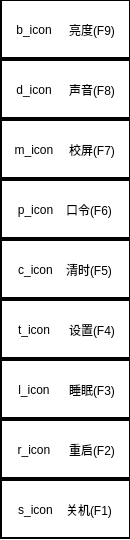
The window that startmenu.ui (taiyuankejizhu/SparkZNC) describes before a commit, drawn with Qt 5.
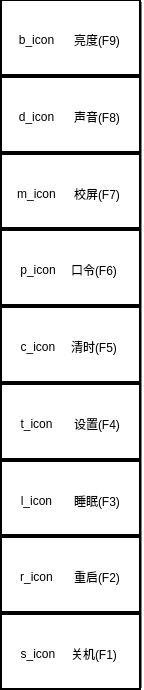
The same window after the commit.

The edit to the form file:
```diff
--- a/startmenu.ui
+++ b/startmenu.ui
@@ -6,8 +6,8 @@
    <rect>
     <x>0</x>
     <y>0</y>
-    <width>130</width>
-    <height>540</height>
+    <width>144</width>
+    <height>690</height>
    </rect>
   </property>
   <property name="palette">
@@ -433,8 +433,8 @@
     <rect>
      <x>0</x>
      <y>0</y>
-     <width>130</width>
-     <height>540</height>
+     <width>144</width>
+     <height>690</height>
     </rect>
    </property>
    <property name="autoFillBackground">
@@ -451,20 +451,26 @@
      <rect>
       <x>0</x>
       <y>-1</y>
-      <width>131</width>
-      <height>541</height>
+      <width>141</width>
+      <height>691</height>
      </rect>
     </property>
     <layout class="QVBoxLayout" name="verticalLayout">
      <property name="spacing">
       <number>0</number>
      </property>
+     <property name="leftMargin">
+      <number>0</number>
+     </property>
+     <property name="rightMargin">
+      <number>0</number>
+     </property>
      <item>
       <widget class="QFrame" name="frame_9">
        <property name="maximumSize">
         <size>
          <width>16777215</width>
-         <height>60</height>
+         <height>16777215</height>
         </size>
        </property>
        <property name="palette">
@@ -895,8 +901,8 @@
         <property name="geometry">
          <rect>
           <x>0</x>
-          <y>10</y>
-          <width>131</width>
+          <y>20</y>
+          <width>141</width>
           <height>41</height>
          </rect>
         </property>
@@ -933,7 +939,7 @@
        <property name="maximumSize">
         <size>
          <width>16777215</width>
-         <height>60</height>
+         <height>16777215</height>
         </size>
        </property>
        <property name="palette">
@@ -1364,8 +1370,8 @@
         <property name="geometry">
          <rect>
           <x>0</x>
-          <y>10</y>
-          <width>131</width>
+          <y>20</y>
+          <width>141</width>
           <height>41</height>
          </rect>
         </property>
@@ -1402,7 +1408,7 @@
        <property name="maximumSize">
         <size>
          <width>16777215</width>
-         <height>60</height>
+         <height>16777215</height>
         </size>
        </property>
        <property name="palette">
@@ -1833,8 +1839,8 @@
         <property name="geometry">
          <rect>
           <x>0</x>
-          <y>10</y>
-          <width>131</width>
+          <y>20</y>
+          <width>141</width>
           <height>41</height>
          </rect>
         </property>
@@ -1871,7 +1877,7 @@
        <property name="maximumSize">
         <size>
          <width>16777215</width>
-         <height>60</height>
+         <height>16777215</height>
         </size>
        </property>
        <property name="palette">
@@ -2302,8 +2308,8 @@
         <property name="geometry">
          <rect>
           <x>0</x>
-          <y>10</y>
-          <width>131</width>
+          <y>20</y>
+          <width>141</width>
           <height>41</height>
          </rect>
         </property>
@@ -2343,7 +2349,7 @@
        <property name="maximumSize">
         <size>
          <width>16777215</width>
-         <height>60</height>
+         <height>16777215</height>
         </size>
        </property>
        <property name="palette">
@@ -2774,8 +2780,8 @@
         <property name="geometry">
          <rect>
           <x>0</x>
-          <y>10</y>
-          <width>131</width>
+          <y>20</y>
+          <width>141</width>
           <height>41</height>
          </rect>
         </property>
@@ -2815,7 +2821,7 @@
        <property name="maximumSize">
         <size>
          <width>16777215</width>
-         <height>60</height>
+         <height>16777215</height>
         </size>
        </property>
        <property name="palette">
@@ -3246,8 +3252,8 @@
         <property name="geometry">
          <rect>
           <x>0</x>
-          <y>10</y>
-          <width>131</width>
+          <y>20</y>
+          <width>141</width>
           <height>41</height>
          </rect>
         </property>
@@ -3284,7 +3290,7 @@
        <property name="maximumSize">
         <size>
          <width>16777215</width>
-         <height>60</height>
+         <height>16777215</height>
         </size>
        </property>
        <property name="palette">
@@ -3715,8 +3721,8 @@
         <property name="geometry">
          <rect>
           <x>0</x>
-          <y>10</y>
-          <width>131</width>
+          <y>20</y>
+          <width>141</width>
           <height>41</height>
          </rect>
         </property>
@@ -3753,7 +3759,7 @@
        <property name="maximumSize">
         <size>
          <width>16777215</width>
-         <height>60</height>
+         <height>16777215</height>
         </size>
        </property>
        <property name="palette">
@@ -4184,8 +4190,8 @@
         <property name="geometry">
          <rect>
           <x>0</x>
-          <y>10</y>
-          <width>131</width>
+          <y>20</y>
+          <width>141</width>
           <height>41</height>
          </rect>
         </property>
@@ -4222,7 +4228,7 @@
        <property name="maximumSize">
         <size>
          <width>16777215</width>
-         <height>60</height>
+         <height>16777215</height>
         </size>
        </property>
        <property name="palette">
@@ -4653,8 +4659,8 @@
         <property name="geometry">
          <rect>
           <x>0</x>
-          <y>10</y>
-          <width>131</width>
+          <y>20</y>
+          <width>141</width>
           <height>41</height>
          </rect>
         </property>
```
